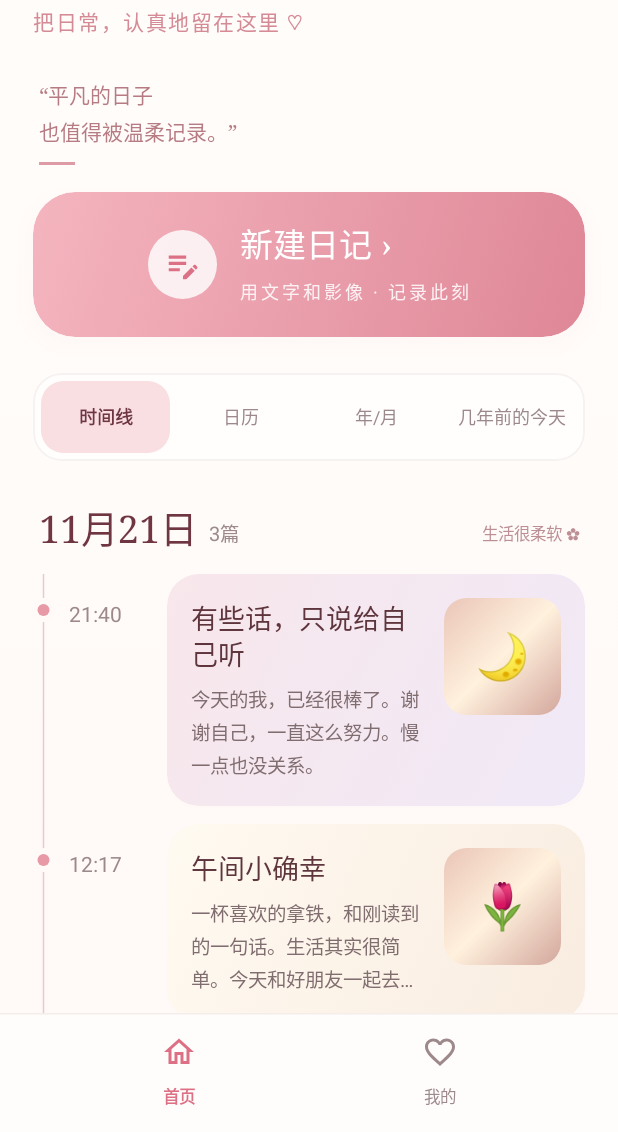
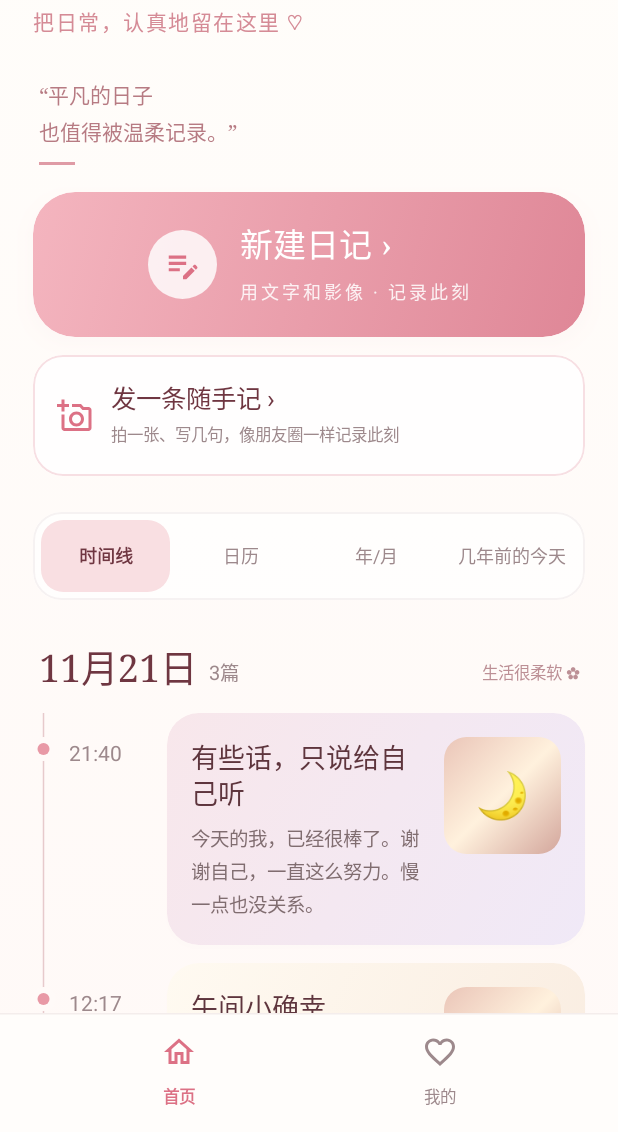
Before and after one commit to xzl676707-sketch/MyVoiceDiary, an Android app built with Jetpack Compose: the screen it shows after launch (MainActivity), on a phone screen of 412 x 824 dp, the part 104-1236 px from its top. Run offline under Robolectric (Android 15) with nearby library versions, the phone set to English and light mode, and no system bars; our stand-ins replace Room's generated code.

Commit message:
Add quick notes and optional local sticker suggestions

```diff
--- a/app/build.gradle.kts
+++ b/app/build.gradle.kts
@@ -13,8 +13,8 @@ android {
         applicationId = "com.jingwen.voicediary"
         minSdk = 26
         targetSdk = 35
-        versionCode = 10
-        versionName = "0.10.0"
+        versionCode = 11
+        versionName = "0.11.0"
 
         testInstrumentationRunner = "androidx.test.runner.AndroidJUnitRunner"
         vectorDrawables.useSupportLibrary = true
--- a/app/src/main/java/com/jingwen/voicediary/MainActivity.kt
+++ b/app/src/main/java/com/jingwen/voicediary/MainActivity.kt
@@ -52,6 +52,7 @@ private fun DiaryApp(viewModel: DiaryViewModel = viewModel()) {
             HomeScreen(diaries, showTimes,
                 onOpenDiary = { navController.navigate("detail/" + it) },
                 onNewDiary = { navController.navigate("editor") },
+                onNewQuick = { navController.navigate("editor?quick=true") },
                 onSearch = { navController.navigate("search") },
                 onSettings = { navController.navigate("settings") })
         }
@@ -89,13 +90,14 @@ private fun DiaryApp(viewModel: DiaryViewModel = viewModel()) {
                     }
                 })
         }
-        composable("editor?diaryId={diaryId}", arguments = listOf(navArgument("diaryId") {
+        composable("editor?diaryId={diaryId}&quick={quick}", arguments = listOf(navArgument("diaryId") {
             type = NavType.LongType
             defaultValue = 0L
-        })) { entry ->
+        }, navArgument("quick") { type = NavType.BoolType; defaultValue = false })) { entry ->
             val id = entry.arguments?.getLong("diaryId")?.takeIf { it != 0L }
+            val quick = entry.arguments?.getBoolean("quick") ?: false
             val editor: EditorViewModel = viewModel(viewModelStoreOwner = entry)
-            EditorScreen(id, viewModel, editor, onBack = { navController.popBackStack() })
+            EditorScreen(id, viewModel, editor, quick, onBack = { navController.popBackStack() })
         }
     }
 }
--- a/app/src/main/java/com/jingwen/voicediary/data/DiaryDatabase.kt
+++ b/app/src/main/java/com/jingwen/voicediary/data/DiaryDatabase.kt
@@ -7,7 +7,7 @@ import androidx.room.RoomDatabase
 import androidx.room.migration.Migration
 import androidx.sqlite.db.SupportSQLiteDatabase
 
-@Database(entities = [DiaryEntity::class, DiaryMediaEntity::class], version = 3, exportSchema = false)
+@Database(entities = [DiaryEntity::class, DiaryMediaEntity::class], version = 4, exportSchema = false)
 abstract class DiaryDatabase : RoomDatabase() {
     abstract fun diaryDao(): DiaryDao
 
@@ -21,7 +21,7 @@ abstract class DiaryDatabase : RoomDatabase() {
                     context.applicationContext,
                     DiaryDatabase::class.java,
                     "voice-diary.db"
-                ).addMigrations(MIGRATION_1_2, MIGRATION_2_3).build().also { instance = it }
+                ).addMigrations(MIGRATION_1_2, MIGRATION_2_3, MIGRATION_3_4).build().also { instance = it }
             }
 
         private val MIGRATION_1_2 = object : Migration(1, 2) {
@@ -56,5 +56,10 @@ abstract class DiaryDatabase : RoomDatabase() {
                 db.execSQL("ALTER TABLE diaries ADD COLUMN layoutJson TEXT NOT NULL DEFAULT ''")
             }
         }
+        private val MIGRATION_3_4 = object : Migration(3, 4) {
+            override fun migrate(db: SupportSQLiteDatabase) {
+                db.execSQL("ALTER TABLE diaries ADD COLUMN entryType TEXT NOT NULL DEFAULT 'DIARY'")
+            }
+        }
     }
 }
--- a/app/src/main/java/com/jingwen/voicediary/data/DiaryEntity.kt
+++ b/app/src/main/java/com/jingwen/voicediary/data/DiaryEntity.kt
@@ -19,6 +19,7 @@ data class DiaryEntity(
     val coverThumbnailName: String = "",
     val coverMediaType: String = "",
     val mediaCount: Int = 0,
+    val entryType: String = "DIARY",
     /** ISO-8601 date, for example 2026-09-16. */
     val diaryDate: String,
     val createdAt: Long,
--- a/app/src/main/java/com/jingwen/voicediary/data/DiaryRepository.kt
+++ b/app/src/main/java/com/jingwen/voicediary/data/DiaryRepository.kt
@@ -15,7 +15,8 @@ class DiaryRepository(private val dao: DiaryDao) {
         content: String,
         diaryDate: String,
         createdAt: Long?,
-        layoutJson: String = ""
+        layoutJson: String = "",
+        entryType: String = "DIARY"
     ): Long {
         val now = System.currentTimeMillis()
         val existing = id?.takeIf { it != 0L }?.let { dao.getById(it) }
@@ -26,6 +27,7 @@ class DiaryRepository(private val dao: DiaryDao) {
                     title = title,
                     content = content,
                     layoutJson = layoutJson,
+                    entryType = entryType,
                     diaryDate = diaryDate,
                     createdAt = createdAt ?: now,
                     updatedAt = nextUpdatedAt
@@ -40,6 +42,7 @@ class DiaryRepository(private val dao: DiaryDao) {
                 title = title,
                 content = content,
                 layoutJson = layoutJson.ifBlank { existing?.layoutJson.orEmpty() },
+                entryType = existing?.entryType ?: entryType,
                 coverThumbnailName = existing?.coverThumbnailName.orEmpty(),
                 coverMediaType = existing?.coverMediaType.orEmpty(),
                 mediaCount = existing?.mediaCount ?: 0,
--- a/app/src/main/java/com/jingwen/voicediary/data/DiarySyncArchive.kt
+++ b/app/src/main/java/com/jingwen/voicediary/data/DiarySyncArchive.kt
@@ -175,13 +175,15 @@ class DiarySyncArchive(private val context: Context, private val dao: DiaryDao)
         put("layoutJson", layoutJson); put("coverThumbnailName", coverThumbnailName)
         put("coverMediaType", coverMediaType); put("mediaCount", mediaCount)
         put("diaryDate", diaryDate); put("createdAt", createdAt); put("updatedAt", updatedAt)
+        put("entryType", entryType)
     }
 
     private fun JSONObject.toDiary() = DiaryEntity(
         id = getLong("id"), uuid = getString("uuid"), title = getString("title"), content = getString("content"),
         layoutJson = getString("layoutJson"), coverThumbnailName = getString("coverThumbnailName"),
         coverMediaType = getString("coverMediaType"), mediaCount = getInt("mediaCount"),
-        diaryDate = getString("diaryDate"), createdAt = getLong("createdAt"), updatedAt = getLong("updatedAt")
+        diaryDate = getString("diaryDate"), createdAt = getLong("createdAt"), updatedAt = getLong("updatedAt"),
+        entryType = optString("entryType", "DIARY")
     )
 
     private fun DiaryMediaEntity.toJson() = JSONObject().apply {
--- a/app/src/main/java/com/jingwen/voicediary/ui/components/DiaryCard.kt
+++ b/app/src/main/java/com/jingwen/voicediary/ui/components/DiaryCard.kt
@@ -52,11 +52,14 @@ fun DiaryCard(diary: DiaryEntity, onClick: () -> Unit, modifier: Modifier = Modi
         horizontalArrangement = Arrangement.spacedBy(12.dp)
     ) {
         Column(Modifier.weight(1f)) {
-            Text(previewText(diary.title, diary.content), fontSize = 18.sp, lineHeight = 24.sp,
+            if (diary.entryType == "QUICK") {
+                Text("✦ 随手记", color = Rose, fontSize = 11.sp, modifier = Modifier.padding(bottom = 5.dp))
+            }
+            Text(if (diary.entryType == "QUICK" && diary.content.isBlank()) "拍下这一刻" else previewText(diary.title, diary.content), fontSize = 18.sp, lineHeight = 24.sp,
                 fontFamily = FontFamily.Serif, color = CardTitle, maxLines = 2, overflow = TextOverflow.Ellipsis)
             Spacer(Modifier.height(6.dp))
-            Text(StickerCatalog.readableText(diary.content), color = CardBody, fontSize = 13.sp, lineHeight = 21.5.sp,
-                maxLines = 3, overflow = TextOverflow.Ellipsis)
+            if (diary.content.isNotBlank()) Text(StickerCatalog.readableText(diary.content), color = CardBody,
+                fontSize = 13.sp, lineHeight = 21.5.sp, maxLines = 3, overflow = TextOverflow.Ellipsis)
         }
         if (diary.coverThumbnailName.isNotBlank()) {
             val context = LocalContext.current
--- a/app/src/main/java/com/jingwen/voicediary/ui/screens/DetailScreen.kt
+++ b/app/src/main/java/com/jingwen/voicediary/ui/screens/DetailScreen.kt
@@ -50,8 +50,8 @@ fun DetailScreen(diaryId: Long, diaries: List<DiaryEntity>, viewModel: DiaryView
     val next = if (index >= 0) ordered.getOrNull(index + 1) else null
 
     Column(Modifier.fillMaxSize().background(Cream)) {
-        SiteTopBar("日记详情", onBack, Icons.Outlined.ChevronLeft) {
-            if (diary != null) SiteButton("继续写", { onEdit(diary.id) }, filled = true)
+        SiteTopBar(if (diary?.entryType == "QUICK") "随手记" else "日记详情", onBack, Icons.Outlined.ChevronLeft) {
+            if (diary != null) SiteButton(if (diary.entryType == "QUICK") "编辑" else "继续写", { onEdit(diary.id) }, filled = true)
         }
         if (diary == null) {
             Text("日记正在读取，或已被移除。", Modifier.padding(24.dp), color = MutedBrown)
@@ -66,7 +66,7 @@ fun DetailScreen(diaryId: Long, diaries: List<DiaryEntity>, viewModel: DiaryView
                     Text("最后修改 · " + diary.modifiedDateTimeLabel(), color = MutedBrown, fontSize = 11.sp,
                         modifier = Modifier.padding(top = 4.dp))
                 }
-                SiteHeading(previewText(diary.title, diary.content), Modifier.padding(vertical = 7.dp), 26)
+                if (diary.entryType != "QUICK") SiteHeading(previewText(diary.title, diary.content), Modifier.padding(vertical = 7.dp), 26)
                 val blocks = remember(diary.layoutJson, diary.content, media) {
                     val decoded = DiaryContentLayout.decode(diary.layoutJson, diary.content, media)
                     DiaryContentLayout.migrateLegacyStickers(decoded, media).blocks
--- a/app/src/main/java/com/jingwen/voicediary/ui/screens/HomeScreen.kt
+++ b/app/src/main/java/com/jingwen/voicediary/ui/screens/HomeScreen.kt
@@ -42,6 +42,7 @@ fun HomeScreen(
     showTimes: Boolean,
     onOpenDiary: (Long) -> Unit,
     onNewDiary: () -> Unit,
+    onNewQuick: () -> Unit,
     onSearch: () -> Unit,
     onSettings: () -> Unit,
     modifier: Modifier = Modifier
@@ -102,6 +103,18 @@ fun HomeScreen(
                             fontFamily = FontFamily.Serif)
                         Text("用文字和影像 · 记录此刻", color = Color.White.copy(alpha = 0.86f),
                             fontSize = 12.sp, letterSpacing = 2.sp, modifier = Modifier.padding(top = 3.dp))
+                    }
+                }
+                Row(Modifier.fillMaxWidth().padding(top = 12.dp)
+                    .clip(RoundedCornerShape(20.dp)).background(Color.White.copy(alpha = 0.82f))
+                    .border(1.dp, Rose.copy(alpha = 0.22f), RoundedCornerShape(20.dp))
+                    .clickable(onClick = onNewQuick).padding(16.dp),
+                    verticalAlignment = Alignment.CenterVertically) {
+                    Icon(Icons.Outlined.AddAPhoto, "随手记", Modifier.size(24.dp), tint = Rose)
+                    Spacer(Modifier.width(12.dp))
+                    Column {
+                        Text("发一条随手记 ›", color = DeepRose, fontSize = 17.sp)
+                        Text("拍一张、写几句，像朋友圈一样记录此刻", color = MutedBrown, fontSize = 11.sp)
                     }
                 }
                 Spacer(Modifier.height(24.dp))
```
Also changed, not shown: app/src/main/java/com/jingwen/voicediary/EditorViewModel.kt (+7 -4 lines), app/src/main/java/com/jingwen/voicediary/data/StickerCatalog.kt (+26 -0 lines), app/src/main/java/com/jingwen/voicediary/ui/screens/EditorScreen.kt (+31 -4 lines), 1 other file.
